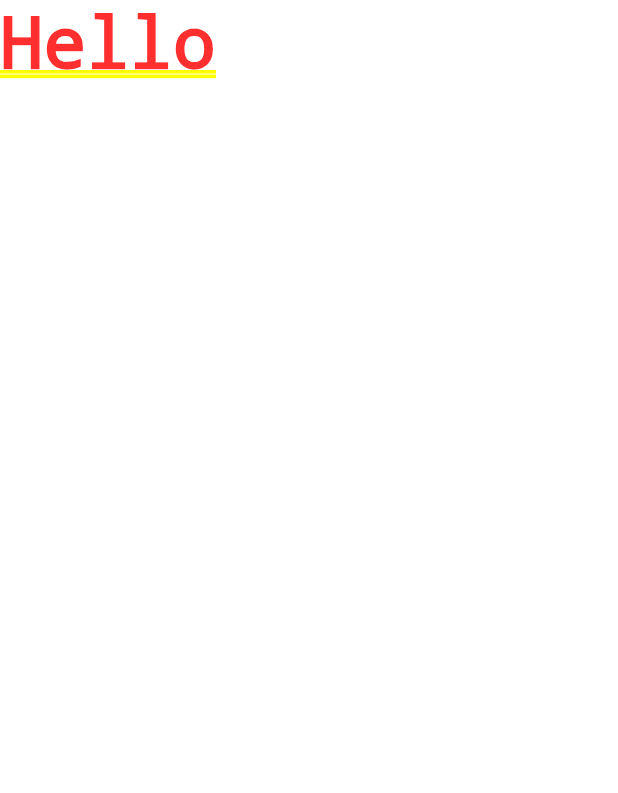
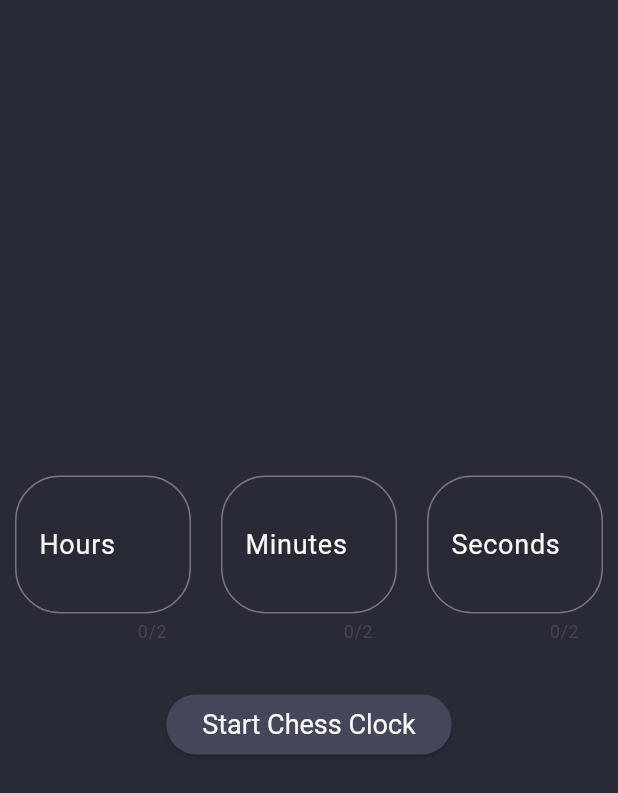
Before and after one commit to viniciusdias2902/chess_clock_app, a Flutter app: the screen it shows after launch, on a phone screen of 412 x 824 dp. Shown: the top 793 px of the screen. Run offline on Flutter 3.47's test engine with Material 3 defaults, Android fonts, the light colour scheme and no system bars; our stand-ins replace google_fonts.

Commit message:
feat(select_time.dart, text_field_time.dart): add the option to customize the time

```diff
--- a/lib/main.dart
+++ b/lib/main.dart
@@ -1,8 +1,6 @@
-import 'package:chess_clock_app/widgets/chess_clock/chess_clock.dart';
+import 'package:chess_clock_app/widgets/app.dart';
 import 'package:flutter/material.dart';
 
 void main() {
-  runApp(
-    const MaterialApp(debugShowCheckedModeBanner: false, home: Text('Hello')),
-  );
+  runApp(MaterialApp(debugShowCheckedModeBanner: false, home: App()));
 }
--- a/lib/models/time.dart
+++ b/lib/models/time.dart
@@ -7,4 +7,8 @@ class Time {
   String toString() {
     return '${hours.toString().padLeft(2, '0')}:${minutes.toString().padLeft(2, '0')}:${seconds.toString().padLeft(2, '0')}';
   }
+
+  Time copy() {
+    return Time(hours: hours, minutes: minutes, seconds: seconds);
+  }
 }
--- /dev/null
+++ b/lib/widgets/app.dart
@@ -0,0 +1,32 @@
+import 'package:chess_clock_app/models/time.dart';
+import 'package:chess_clock_app/widgets/chess_clock/chess_clock.dart';
+import 'package:chess_clock_app/widgets/select_time/select_time.dart';
+import 'package:flutter/material.dart';
+
+class App extends StatefulWidget {
+  const App({super.key});
+
+  @override
+  State<App> createState() => _AppState();
+}
+
+class _AppState extends State<App> {
+  String currentScreen = 'select_time';
+  late Time time;
+  void changeTime(Time time) {
+    setState(() {
+      this.time = time;
+      currentScreen = 'chess_clock';
+    });
+  }
+
+  @override
+  Widget build(BuildContext context) {
+    return Scaffold(
+      body:
+          currentScreen == 'select_time'
+              ? SelectTime(changeTime: changeTime)
+              : ChessClock(time: time),
+    );
+  }
+}
--- a/lib/widgets/chess_clock/chess_clock.dart
+++ b/lib/widgets/chess_clock/chess_clock.dart
@@ -77,15 +77,14 @@ class _ChessClockState extends State<ChessClock> {
 
   @override
   void initState() {
-    _timePlayerOne = widget.time;
-    _timePlayerTwo = widget.time;
+    _timePlayerOne = widget.time.copy();
+    _timePlayerTwo = widget.time.copy();
     super.initState();
   }
 
   @override
   Widget build(BuildContext context) {
-    return Scaffold(
-      body: Column(
+    return Column(
       children: [
         Expanded(
           child: Clock(
@@ -123,7 +122,6 @@ class _ChessClockState extends State<ChessClock> {
           ),
         ),
       ],
-      ),
     );
   }
 }
--- /dev/null
+++ b/lib/widgets/select_time/select_time.dart
@@ -0,0 +1,67 @@
+import 'package:chess_clock_app/models/time.dart';
+import 'package:chess_clock_app/widgets/select_time/text_field_time.dart';
+import 'package:flutter/material.dart';
+
+class SelectTime extends StatelessWidget {
+  SelectTime({super.key, required this.changeTime});
+
+  final _hoursTextController = TextEditingController();
+  final _minutesTextController = TextEditingController();
+  final _secondsTextController = TextEditingController();
+  final Function(Time time) changeTime;
+
+  @override
+  Widget build(BuildContext context) {
+    return Scaffold(
+      backgroundColor: Color.fromARGB(255, 40, 42, 54),
+      body: Column(
+        mainAxisAlignment: MainAxisAlignment.center,
+        children: [
+          Row(
+            mainAxisAlignment: MainAxisAlignment.center,
+            children: [
+              Expanded(
+                child: TextFieldTime(
+                  label: 'Hours',
+                  textEditingController: _hoursTextController,
+                ),
+              ),
+              Expanded(
+                child: TextFieldTime(
+                  label: 'Minutes',
+                  textEditingController: _minutesTextController,
+                ),
+              ),
+              Expanded(
+                child: TextFieldTime(
+                  label: 'Seconds',
+                  textEditingController: _secondsTextController,
+                ),
+              ),
+            ],
+          ),
+          SizedBox(height: 30),
+          ElevatedButton(
+            onPressed: () {
+              int hours = int.tryParse(_hoursTextController.text)!;
+              int minutes = int.tryParse(_minutesTextController.text)!;
+              int seconds = int.tryParse(_secondsTextController.text)!;
+              Time newTime = Time(
+                hours: hours,
+                minutes: minutes,
+                seconds: seconds,
+              );
+              changeTime(newTime);
+            },
+            style: ElevatedButton.styleFrom(
+              backgroundColor: Color.fromARGB(255, 68, 71, 90),
+              foregroundColor: Color.fromARGB(255, 248, 248, 242),
+              textStyle: TextStyle(fontSize: 18),
+            ),
+            child: Text('Start Chess Clock'),
+          ),
+        ],
+      ),
+    );
+  }
+}
--- /dev/null
+++ b/lib/widgets/select_time/text_field_time.dart
@@ -0,0 +1,37 @@
+import 'package:flutter/material.dart';
+
+class TextFieldTime extends StatelessWidget {
+  const TextFieldTime({
+    super.key,
+    required this.label,
+    required this.textEditingController,
+  });
+  final String label;
+  final TextEditingController textEditingController;
+  @override
+  Widget build(BuildContext context) {
+    return Padding(
+      padding: const EdgeInsets.symmetric(horizontal: 10),
+      child: TextField(
+        maxLength: 2,
+        controller: textEditingController,
+        keyboardType: TextInputType.number,
+        textAlign: TextAlign.center,
+        style: TextStyle(
+          color: Color.fromARGB(255, 248, 248, 242),
+          fontSize: 40,
+        ),
+        decoration: InputDecoration(
+          label: Text(
+            label,
+            style: TextStyle(
+              color: Color.fromARGB(255, 248, 248, 242),
+              fontSize: 18,
+            ),
+          ),
+          border: OutlineInputBorder(borderRadius: BorderRadius.circular(30)),
+        ),
+      ),
+    );
+  }
+}
```
Lines whose indentation alone changed are shown as unchanged.
